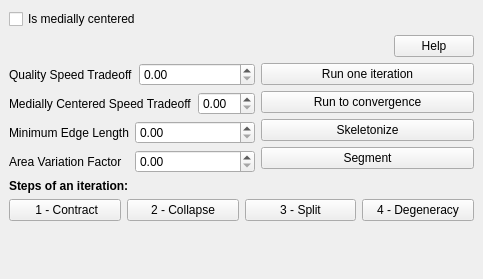
Qt form Polyhedron/demo/Polyhedron/Plugins/PMP/Mean_curvature_flow_skeleton_plugin.ui (CGAL/cgal) before a commit.
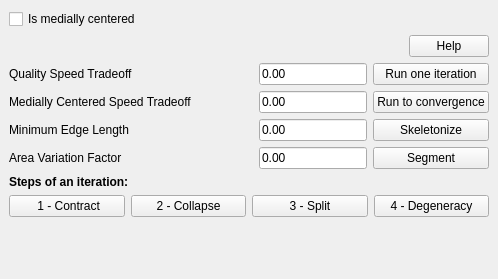
The same form after that commit. Custom widgets are drawn as their Qt base class.

Patch:
```diff
--- a/Polyhedron/demo/Polyhedron/Plugins/PMP/Mean_curvature_flow_skeleton_plugin.ui
+++ b/Polyhedron/demo/Polyhedron/Plugins/PMP/Mean_curvature_flow_skeleton_plugin.ui
@@ -6,7 +6,7 @@
    <rect>
     <x>0</x>
     <y>0</y>
-    <width>483</width>
+    <width>498</width>
     <height>279</height>
    </rect>
   </property>
@@ -51,7 +51,7 @@
       <item>
        <layout class="QVBoxLayout" name="verticalLayout_2">
         <item>
-         <layout class="QHBoxLayout" name="horizontalLayout_2">
+         <layout class="QHBoxLayout" name="horizontalLayout_2" stretch="1,0">
           <item>
            <widget class="QLabel" name="label_omega_H">
             <property name="text">
@@ -60,12 +60,22 @@
            </widget>
           </item>
           <item>
-           <widget class="QDoubleSpinBox" name="omega_H"/>
+           <widget class="DoubleEdit" name="omega_H">
+            <property name="sizePolicy">
+             <sizepolicy hsizetype="Minimum" vsizetype="Fixed">
+              <horstretch>0</horstretch>
+              <verstretch>0</verstretch>
+             </sizepolicy>
+            </property>
+            <property name="text">
+             <string>0.00</string>
+            </property>
+           </widget>
           </item>
          </layout>
         </item>
         <item>
-         <layout class="QHBoxLayout" name="horizontalLayout_3">
+         <layout class="QHBoxLayout" name="horizontalLayout_3" stretch="1,0">
           <item>
            <widget class="QLabel" name="label_omega_P">
             <property name="text">
@@ -74,12 +84,22 @@
            </widget>
           </item>
           <item>
-           <widget class="QDoubleSpinBox" name="omega_P"/>
+           <widget class="DoubleEdit" name="omega_P">
+            <property name="sizePolicy">
+             <sizepolicy hsizetype="Minimum" vsizetype="Fixed">
+              <horstretch>0</horstretch>
+              <verstretch>0</verstretch>
+             </sizepolicy>
+            </property>
+            <property name="text">
+             <string>0.00</string>
+            </property>
+           </widget>
           </item>
          </layout>
         </item>
         <item>
-         <layout class="QHBoxLayout" name="horizontalLayout_4">
+         <layout class="QHBoxLayout" name="horizontalLayout_4" stretch="1,0">
           <item>
            <widget class="QLabel" name="label_min_edge_length">
             <property name="text">
@@ -88,12 +108,16 @@
            </widget>
           </item>
           <item>
-           <widget class="QDoubleSpinBox" name="min_edge_length"/>
+           <widget class="DoubleEdit" name="min_edge_length">
+            <property name="text">
+             <string>0.00</string>
+            </property>
+           </widget>
           </item>
          </layout>
         </item>
         <item>
-         <layout class="QHBoxLayout" name="horizontalLayout_5">
+         <layout class="QHBoxLayout" name="horizontalLayout_5" stretch="1,0">
           <item>
            <widget class="QLabel" name="label_delta_area">
             <property name="text">
@@ -102,7 +126,17 @@
            </widget>
           </item>
           <item>
-           <widget class="QDoubleSpinBox" name="delta_area"/>
+           <widget class="DoubleEdit" name="delta_area">
+            <property name="sizePolicy">
+             <sizepolicy hsizetype="Minimum" vsizetype="Fixed">
+              <horstretch>0</horstretch>
+              <verstretch>0</verstretch>
+             </sizepolicy>
+            </property>
+            <property name="text">
+             <string>0.00</string>
+            </property>
+           </widget>
           </item>
          </layout>
         </item>
@@ -203,6 +237,13 @@
    </layout>
   </widget>
  </widget>
+ <customwidgets>
+  <customwidget>
+   <class>DoubleEdit</class>
+   <extends>QLineEdit</extends>
+   <header>CGAL_double_edit.h</header>
+  </customwidget>
+ </customwidgets>
  <resources/>
  <connections/>
  <slots>
```
